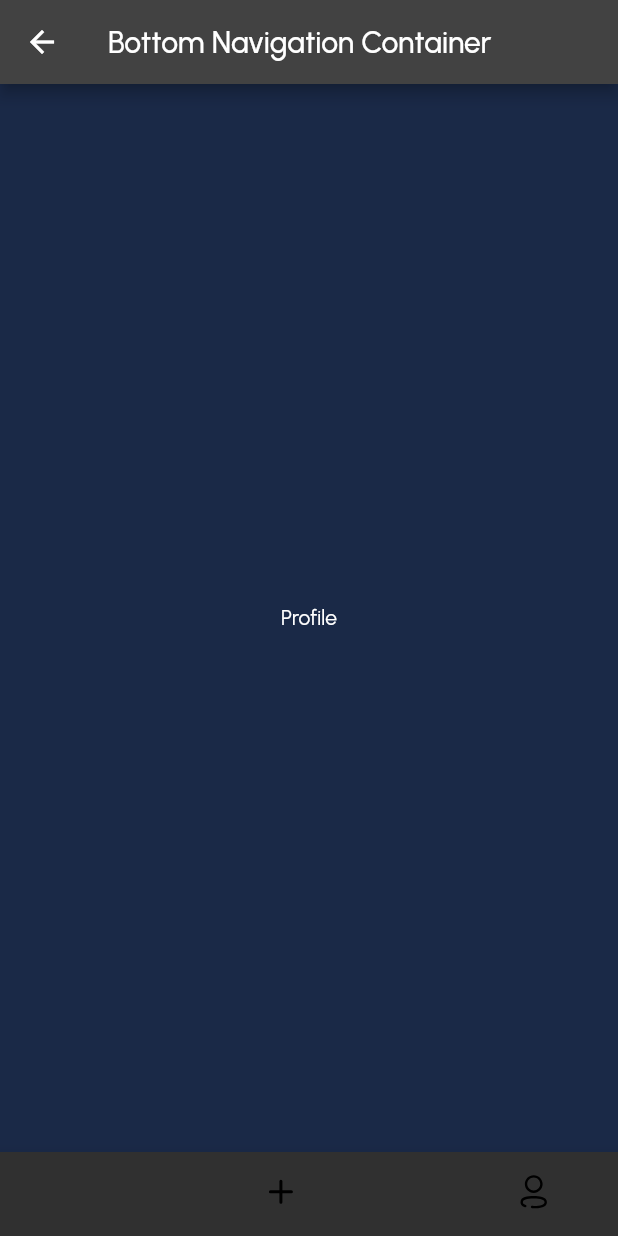
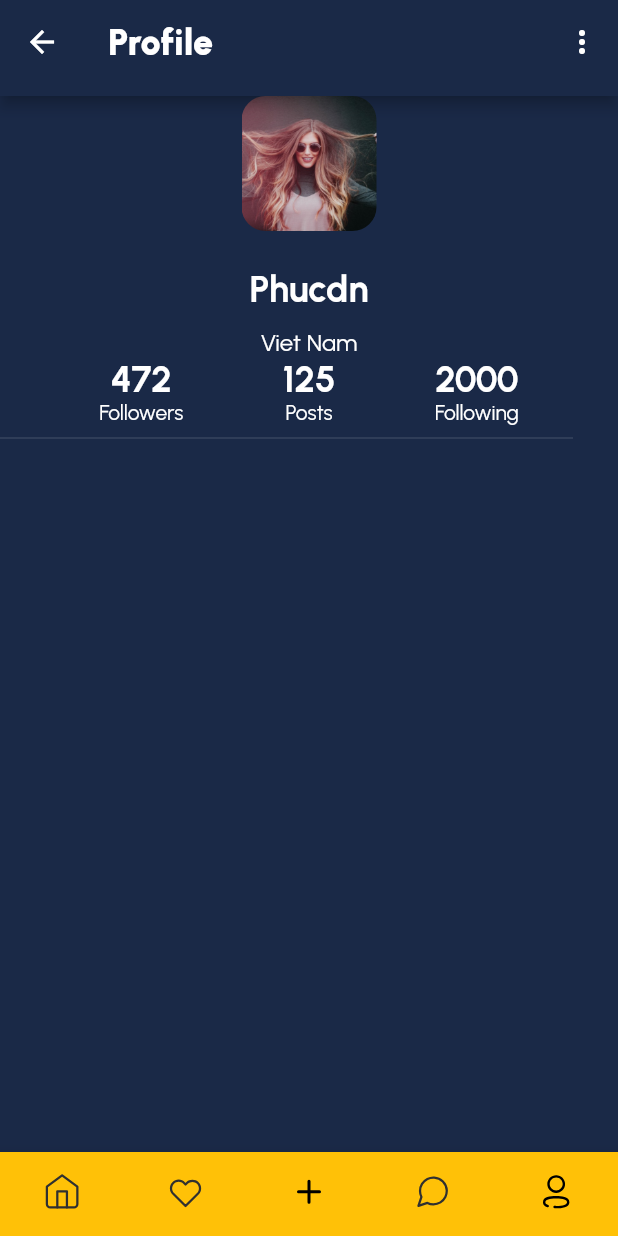
Before and after one commit to phucdo2601/learn-flutter, a Flutter app: the MainPage screen opened by its route, item 5 of the bottom bar chosen, on a phone screen of 412 x 824 dp. Run offline on Flutter 3.47's test engine with Material 2 defaults, Android fonts, the phone set to English and light mode, and no system bars; our stand-ins replace flutter_svg; project files that could hold a hidden picture were left out.

Commit message:
[learn-flutter-pro-list] 08-Basic design profile_page

```diff
--- /dev/null
+++ b/v3.13/project-base-b01/l_pro_flu_base_v_3_13_b01/lib/components/toolbar.dart
@@ -0,0 +1,25 @@
+import 'package:flutter/material.dart';
+import 'package:l_pro_flu_base_v_3_13_b01/styles/app_colors.dart';
+import 'package:l_pro_flu_base_v_3_13_b01/styles/app_text.dart';
+
+class Toolbar extends StatelessWidget implements PreferredSizeWidget {
+  final String title;
+  final List<Widget>? actions;
+  const Toolbar({super.key, required this.title, this.actions});
+
+  @override
+  Widget build(BuildContext context) {
+    return AppBar(
+      backgroundColor: AppColors.background,
+      title: Text(
+        title,
+        style: AppText.header1,
+      ),
+      centerTitle: false,
+      actions: actions,
+    );
+  }
+
+  @override
+  Size get preferredSize => const Size.fromHeight(64);
+}
--- a/v3.13/project-base-b01/l_pro_flu_base_v_3_13_b01/lib/main.dart
+++ b/v3.13/project-base-b01/l_pro_flu_base_v_3_13_b01/lib/main.dart
@@ -12,6 +12,7 @@ class MyApp extends StatelessWidget {
   @override
   Widget build(BuildContext context) {
     return MaterialApp(
+      debugShowCheckedModeBanner: false,
       theme: ThemeData(
         fontFamily: "Urbanist",
         scaffoldBackgroundColor: AppColors.background,
--- a/v3.13/project-base-b01/l_pro_flu_base_v_3_13_b01/lib/pages/main_page.dart
+++ b/v3.13/project-base-b01/l_pro_flu_base_v_3_13_b01/lib/pages/main_page.dart
@@ -1,6 +1,7 @@
 import 'package:flutter/material.dart';
 import 'package:flutter_svg/flutter_svg.dart';
 import 'package:l_pro_flu_base_v_3_13_b01/pages/home_page.dart';
+import 'package:l_pro_flu_base_v_3_13_b01/pages/profile_page.dart';
 
 class MainPage extends StatefulWidget {
   const MainPage({super.key});
@@ -15,9 +16,6 @@ class _MainPageState extends State<MainPage> {
   @override
   Widget build(BuildContext context) {
     return Scaffold(
-      appBar: AppBar(
-        title: Text("Bottom Navigation Container"),
-      ),
       body: pages[currentIndex],
       bottomNavigationBar: BottomNavigationBar(
         items: [
@@ -48,7 +46,7 @@ class _MainPageState extends State<MainPage> {
           });
         },
         currentIndex: currentIndex,
-        type: BottomNavigationBarType.shifting,
+        type: BottomNavigationBarType.fixed,
         showSelectedLabels: false,
         showUnselectedLabels: false,
         backgroundColor: Colors.amber,
@@ -67,8 +65,6 @@ class _MainPageState extends State<MainPage> {
     Center(
       child: Text('Messages'),
     ),
-    Center(
-      child: Text('Profile'),
-    ),
+    ProfilePage(),
   ];
 }
--- /dev/null
+++ b/v3.13/project-base-b01/l_pro_flu_base_v_3_13_b01/lib/pages/profile_page.dart
@@ -0,0 +1,112 @@
+import 'package:flutter/material.dart';
+import 'package:l_pro_flu_base_v_3_13_b01/components/toolbar.dart';
+import 'package:l_pro_flu_base_v_3_13_b01/styles/app_text.dart';
+
+enum ProfileMenu {
+  edit,
+  logout,
+}
+
+class ProfilePage extends StatelessWidget {
+  const ProfilePage({super.key});
+
+  @override
+  Widget build(BuildContext context) {
+    return Scaffold(
+      appBar: Toolbar(
+        title: "Profile",
+        actions: [
+          PopupMenuButton<ProfileMenu>(onSelected: (value) {
+            switch (value) {
+              case ProfileMenu.edit:
+                print("edit");
+                break;
+
+              case ProfileMenu.logout:
+                print("log out");
+                break;
+              default:
+            }
+          },
+              icon: Icon(Icons.more_vert_rounded),
+              itemBuilder: (context) {
+                return [
+                  PopupMenuItem(child: Text("Edit"), value: ProfileMenu.edit,),
+                  PopupMenuItem(
+                    child: Text("Logout"), value: ProfileMenu.logout,),
+                ];
+              })
+        ],
+      ),
+      body: Column(
+        children: [
+
+          ClipRRect(
+            borderRadius: BorderRadius.all(Radius.circular(16)),
+            child: Image.asset(
+              "assets/temp/user1.png",
+              width: 90,
+              height: 90,
+            ),
+          ),
+          SizedBox(
+            height: 24,
+          ),
+          Text(
+            "Phucdn",
+            style: AppText.header2,
+          ),
+          SizedBox(
+            height: 12,
+          ),
+          Text(
+            "Viet Nam",
+            style: AppText.subtitle3,
+          ),
+          Row(
+            mainAxisAlignment: MainAxisAlignment.spaceEvenly,
+            children: [
+              Column(
+                children: [
+                  Text(
+                    "472",
+                    style: AppText.header2,
+                  ),
+                  Text(
+                    "Followers",
+                  ),
+                ],
+              ),
+              Column(
+                children: [
+                  Text(
+                    "125",
+                    style: AppText.header2,
+                  ),
+                  Text(
+                    "Posts",
+                  ),
+                ],
+              ),
+              Column(
+                children: [
+                  Text(
+                    "2000",
+                    style: AppText.header2,
+                  ),
+                  Text(
+                    "Following",
+                  ),
+                ],
+              ),
+            ],
+          ),
+          Divider(
+            thickness: 1,
+            endIndent: 30,
+          ),
+        ],
+      ),
+    );
+  }
+}
```
Also changed, not shown: v3.13/project-base-b01/l_pro_flu_base_v_3_13_b01/lib/components/post_item.dart (added, +46 -0 lines), v3.13/project-base-b01/l_pro_flu_base_v_3_13_b01/lib/pages/home_page.dart (+29 -35 lines).
